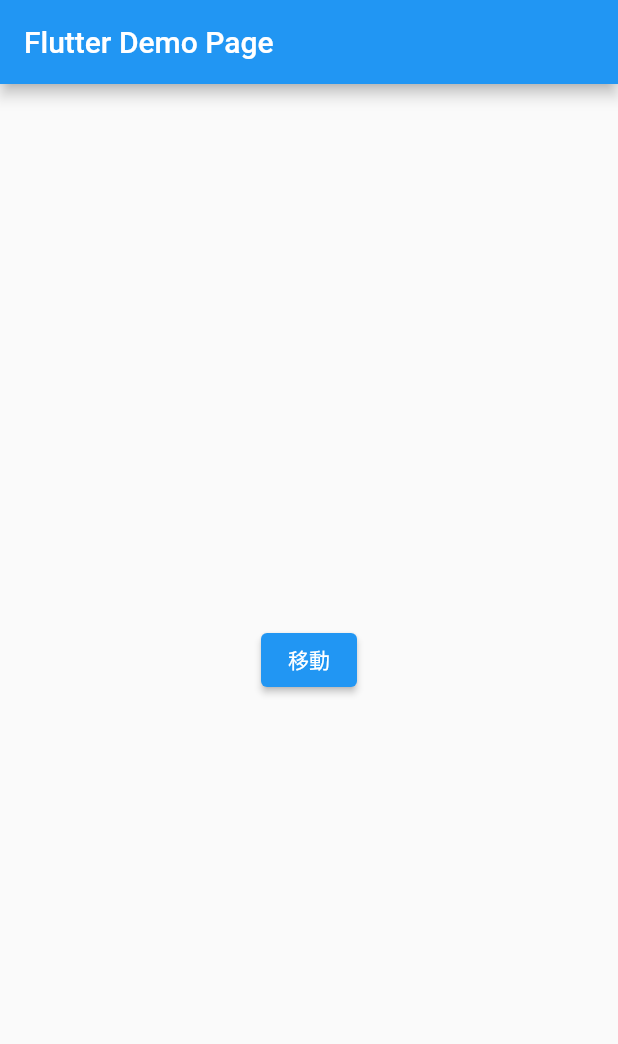
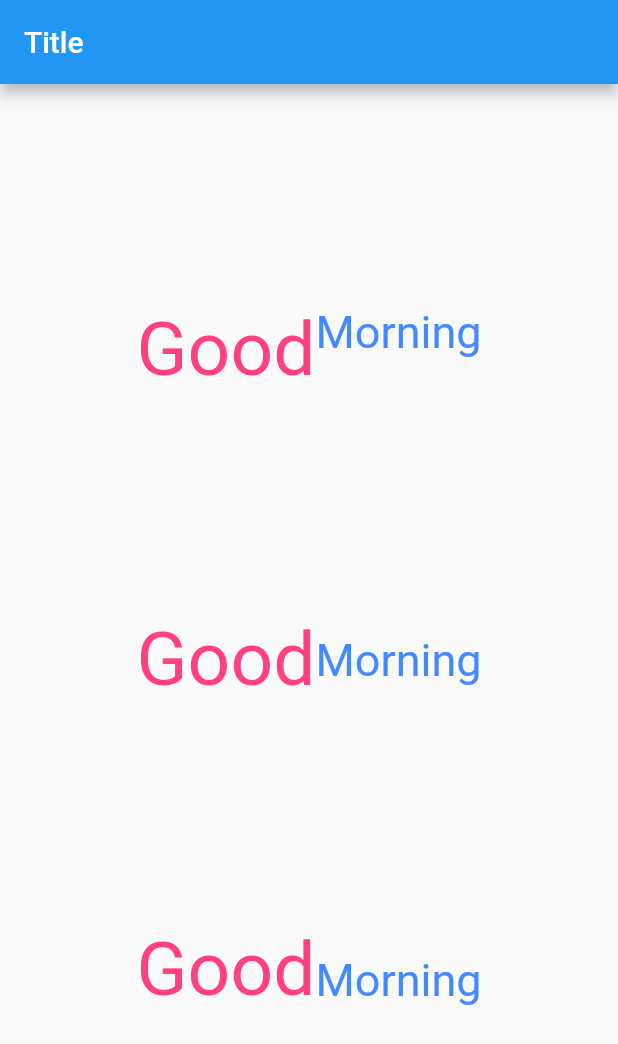
Before and after one commit to miriryan/flutter_tutorial, a Flutter app: the screen it shows after launch, on a phone screen of 412 x 824 dp. Shown: the top 1044 px of the screen. Run offline on Flutter 3.47's test engine with Material 2 defaults, Android fonts, the phone set to English and light mode, and no system bars.

Commit message:
“flutter git commit -m “flutter”

```diff
--- a/lib/main.dart
+++ b/lib/main.dart
@@ -36,15 +36,39 @@ class _MyHomePageState extends State<MyHomePage> {
   @override
   Widget build(BuildContext context) {
     return Scaffold(
-      appBar: AppBar(title: Text(widget.title),),
-      body: Center(
-          child: ElevatedButton(
-            onPressed: () =>
-                Navigator.of(context).push(
-                    MaterialPageRoute(builder: (context) => const NewPage())),
-            child: const Text("移動"),
-          )
+      appBar: AppBar(
+        title: const Text("Title"),
       ),
+      body: Column(
+         mainAxisAlignment: MainAxisAlignment.spaceEvenly,
+        children:[
+          Row(
+            mainAxisAlignment: MainAxisAlignment.center,
+            crossAxisAlignment: CrossAxisAlignment.start,
+            children: const[
+           Text("Good",style: TextStyle(fontSize: 50, color: Colors.pinkAccent),),
+           Text("Morning",style: TextStyle(fontSize: 30, color: Colors.blueAccent),),
+        ],
+      ),
+          Row(
+            mainAxisAlignment: MainAxisAlignment.center,
+            crossAxisAlignment: CrossAxisAlignment.center,
+            children: const[
+              Text("Good", style: TextStyle(fontSize: 50,color: Colors.pinkAccent),),
+              Text("Morning", style: TextStyle(fontSize: 30,color: Colors.blueAccent),),
+            ],
+          ),
+          Row(
+            mainAxisAlignment: MainAxisAlignment.center,
+            crossAxisAlignment: CrossAxisAlignment.baseline,
+            textBaseline: TextBaseline.alphabetic,
+            children: const[
+              Text("Good",style: TextStyle(fontSize: 50,color: Colors.pinkAccent),),
+              Text("Morning", style: TextStyle(fontSize: 30,color: Colors.blueAccent),),
+            ],
+          ),
+      ]
+    ),
     );
   }
 }
```
